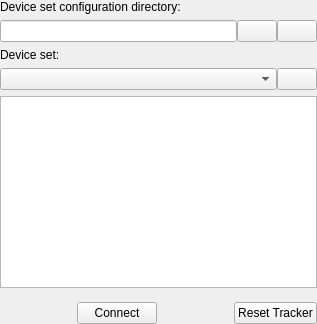
The window that PlusApp/PlusCommonWidgets/PlusDeviceSetSelectorWidget.ui (PlusToolkit/PlusApp) describes before a commit, drawn with Qt 5.
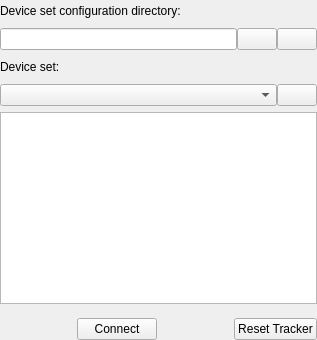
The same window after the commit. Icons and pictures are not drawn.

Diff of the .ui file:
```diff
--- a/PlusApp/PlusCommonWidgets/PlusDeviceSetSelectorWidget.ui
+++ b/PlusApp/PlusCommonWidgets/PlusDeviceSetSelectorWidget.ui
@@ -7,7 +7,7 @@
     <x>0</x>
     <y>0</y>
     <width>317</width>
-    <height>296</height>
+    <height>340</height>
    </rect>
   </property>
   <property name="windowTitle">
@@ -41,7 +41,7 @@
      <item>
       <widget class="QLineEdit" name="lineEdit_ConfigurationDirectory">
        <property name="sizePolicy">
-        <sizepolicy hsizetype="Expanding" vsizetype="Fixed">
+        <sizepolicy hsizetype="MinimumExpanding" vsizetype="Fixed">
          <horstretch>8</horstretch>
          <verstretch>0</verstretch>
         </sizepolicy>
@@ -143,7 +143,7 @@
    <item>
     <widget class="QTextEdit" name="textEdit_Description">
      <property name="sizePolicy">
-      <sizepolicy hsizetype="Expanding" vsizetype="Minimum">
+      <sizepolicy hsizetype="MinimumExpanding" vsizetype="Minimum">
        <horstretch>0</horstretch>
        <verstretch>0</verstretch>
       </sizepolicy>
```
